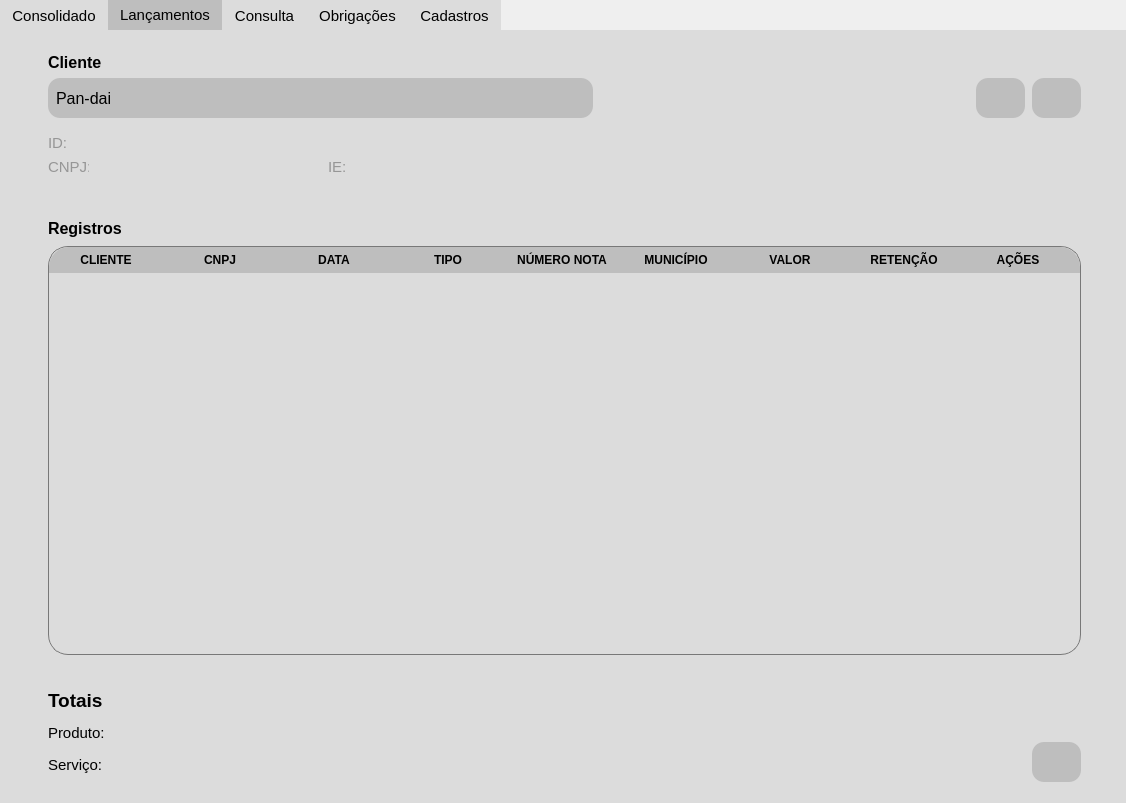
Old version of the form interface.ui in the repository RafaelNegrao/erp-fg-assessoria-contabil.
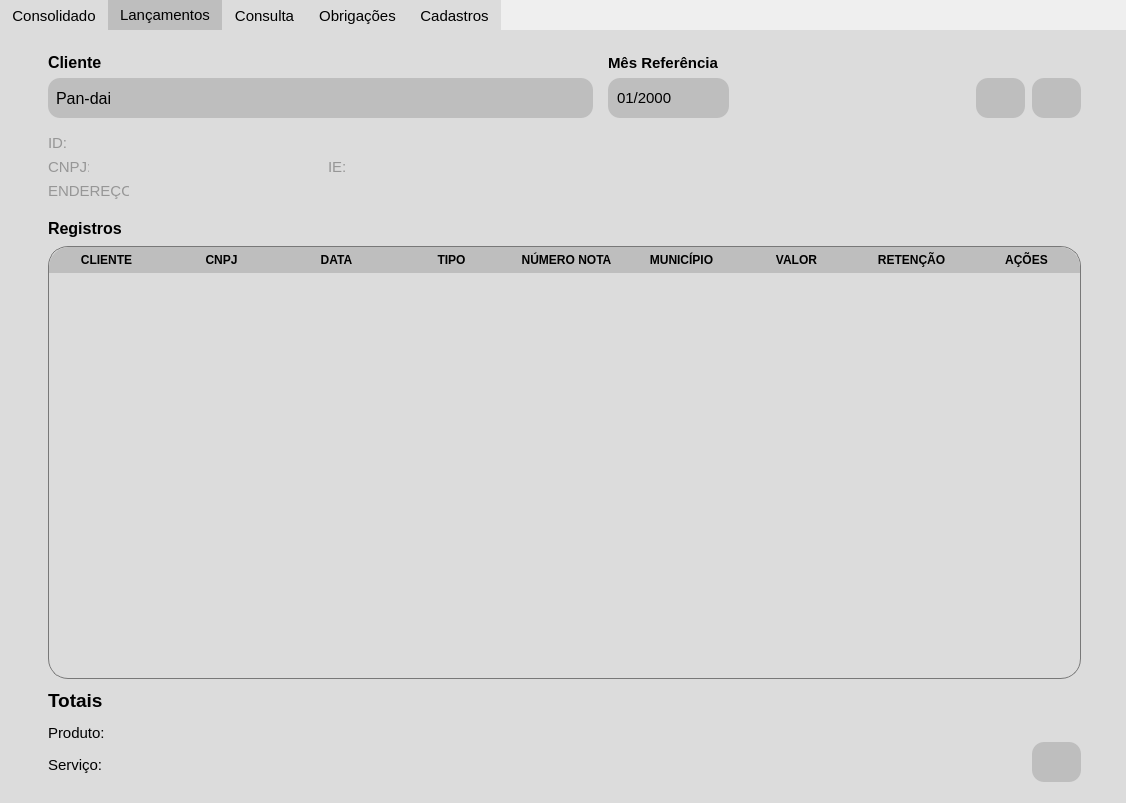
New version of the form. Icons and pictures are not drawn.

What changed in the file:
```diff
--- a/interface.ui
+++ b/interface.ui
@@ -337,7 +337,7 @@
         <x>48</x>
         <y>216</y>
         <width>1033</width>
-        <height>409</height>
+        <height>433</height>
        </rect>
       </property>
       <property name="verticalScrollBarPolicy">
@@ -350,7 +350,7 @@
        <number>0</number>
       </property>
       <attribute name="horizontalHeaderDefaultSectionSize">
-       <number>114</number>
+       <number>115</number>
       </attribute>
       <attribute name="verticalHeaderVisible">
        <bool>false</bool>
@@ -622,7 +622,7 @@
        <rect>
         <x>328</x>
         <y>128</y>
-        <width>41</width>
+        <width>25</width>
         <height>17</height>
        </rect>
       </property>
@@ -647,7 +647,7 @@
       </property>
       <property name="geometry">
        <rect>
-        <x>368</x>
+        <x>344</x>
         <y>128</y>
         <width>201</width>
         <height>17</height>
@@ -723,6 +723,100 @@
        <string/>
       </property>
      </widget>
+     <widget class="QLabel" name="label_15">
+      <property name="enabled">
+       <bool>false</bool>
+      </property>
+      <property name="geometry">
+       <rect>
+        <x>48</x>
+        <y>152</y>
+        <width>81</width>
+        <height>17</height>
+       </rect>
+      </property>
+      <property name="font">
+       <font>
+        <family>Segoe UI</family>
+        <pointsize>11</pointsize>
+        <weight>50</weight>
+        <bold>false</bold>
+       </font>
+      </property>
+      <property name="styleSheet">
+       <string notr="true">color:rgb(150,150,150)</string>
+      </property>
+      <property name="text">
+       <string>ENDEREÇO:</string>
+      </property>
+     </widget>
+     <widget class="QLabel" name="campo_endereco_cliente">
+      <property name="enabled">
+       <bool>false</bool>
+      </property>
+      <property name="geometry">
+       <rect>
+        <x>128</x>
+        <y>152</y>
+        <width>537</width>
+        <height>17</height>
+       </rect>
+      </property>
+      <property name="font">
+       <font>
+        <family>Segoe UI</family>
+        <pointsize>11</pointsize>
+        <weight>50</weight>
+        <bold>false</bold>
+       </font>
+      </property>
+      <property name="styleSheet">
+       <string notr="true">color:rgb(150,150,150)</string>
+      </property>
+      <property name="text">
+       <string/>
+      </property>
+     </widget>
+     <widget class="QLabel" name="label_16">
+      <property name="geometry">
+       <rect>
+        <x>608</x>
+        <y>24</y>
+        <width>113</width>
+        <height>17</height>
+       </rect>
+      </property>
+      <property name="font">
+       <font>
+        <family>Segoe UI</family>
+        <pointsize>11</pointsize>
+        <weight>75</weight>
+        <bold>true</bold>
+       </font>
+      </property>
+      <property name="text">
+       <string>Mês Referência</string>
+      </property>
+     </widget>
+     <widget class="QDateEdit" name="mes_lancamento">
+      <property name="geometry">
+       <rect>
+        <x>608</x>
+        <y>48</y>
+        <width>121</width>
+        <height>40</height>
+       </rect>
+      </property>
+      <property name="font">
+       <font>
+        <family>Segoe UI</family>
+        <pointsize>11</pointsize>
+       </font>
+      </property>
+      <property name="displayFormat">
+       <string>MM/yyyy</string>
+      </property>
+     </widget>
     </widget>
     <widget class="QWidget" name="tab_2">
      <attribute name="title">
```
Left out of the diff: 81 changed lines with no effect on the pictures.
